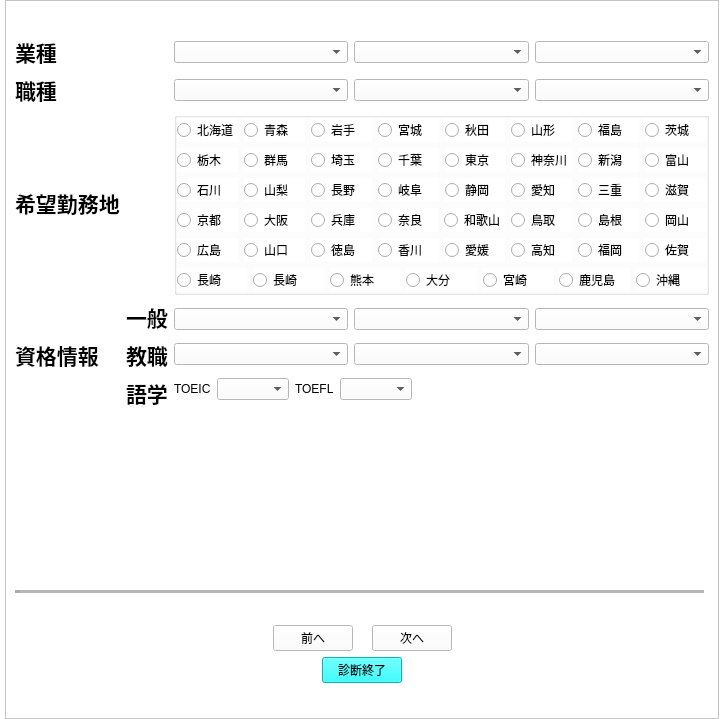
Old version of the form design/enaviEntry.ui in the repository kokimame/e-navi.
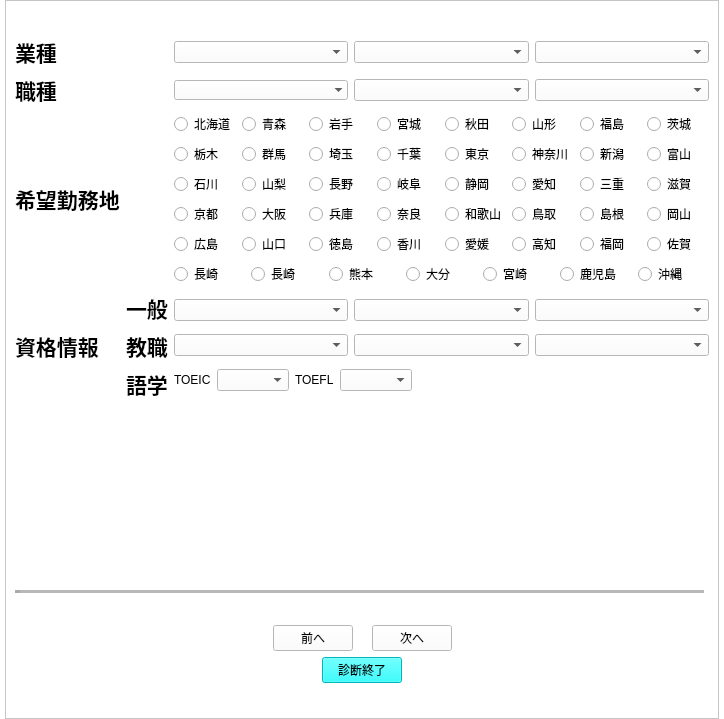
New version of the form. Icons and pictures are not drawn.

What changed in the file:
```diff
--- a/design/enaviEntry.ui
+++ b/design/enaviEntry.ui
@@ -45,8 +45,8 @@
        <rect>
         <x>0</x>
         <y>0</y>
-        <width>712</width>
-        <height>717</height>
+        <width>722</width>
+        <height>701</height>
        </rect>
       </property>
       <layout class="QVBoxLayout" name="verticalLayout">
@@ -263,6 +263,9 @@
              <property name="styleSheet">
               <string notr="true">QComboBox::item { background-color: rgb(200, 200, 200); }</string>
              </property>
+             <property name="frame">
+              <bool>false</bool>
+             </property>
             </widget>
            </item>
            <item>
@@ -282,33 +285,20 @@
           </layout>
          </item>
          <item row="2" column="2">
-          <widget class="QGroupBox" name="groupBox">
-           <property name="styleSheet">
-            <string notr="true">background-color: rgb(255,255,255)</string>
-           </property>
-           <property name="title">
-            <string/>
-           </property>
-           <layout class="QVBoxLayout" name="verticalLayout_3">
-            <property name="leftMargin">
-             <number>0</number>
-            </property>
-            <property name="topMargin">
-             <number>0</number>
-            </property>
-            <property name="rightMargin">
-             <number>0</number>
-            </property>
-            <property name="bottomMargin">
-             <number>0</number>
-            </property>
+          <layout class="QVBoxLayout" name="verticalLayout_5">
             <item>
-             <layout class="QHBoxLayout" name="horizontalLayout_5">
+            <layout class="QHBoxLayout" name="horizontalLayout_23">
               <item>
                <widget class="QRadioButton" name="radioButton">
                 <property name="text">
                  <string>北海道</string>
                 </property>
+               <property name="checked">
+                <bool>false</bool>
+               </property>
+               <property name="autoExclusive">
+                <bool>false</bool>
+               </property>
                </widget>
               </item>
               <item>
@@ -363,7 +353,7 @@
              </layout>
             </item>
             <item>
-             <layout class="QHBoxLayout" name="horizontalLayout_6">
+            <layout class="QHBoxLayout" name="horizontalLayout_26">
               <item>
                <widget class="QRadioButton" name="radioButton_21">
                 <property name="text">
@@ -423,7 +413,7 @@
              </layout>
             </item>
             <item>
-             <layout class="QHBoxLayout" name="horizontalLayout_9">
+            <layout class="QHBoxLayout" name="horizontalLayout_25">
               <item>
                <widget class="QRadioButton" name="radioButton_17">
                 <property name="text">
@@ -483,7 +473,7 @@
              </layout>
             </item>
             <item>
-             <layout class="QHBoxLayout" name="horizontalLayout_10">
+            <layout class="QHBoxLayout" name="horizontalLayout_28">
               <item>
                <widget class="QRadioButton" name="radioButton_45">
                 <property name="text">
@@ -543,7 +533,7 @@
              </layout>
             </item>
             <item>
-             <layout class="QHBoxLayout" name="horizontalLayout_15">
+            <layout class="QHBoxLayout" name="horizontalLayout_27">
               <item>
                <widget class="QRadioButton" name="radioButton_53">
                 <property name="text">
@@ -603,7 +593,7 @@
              </layout>
             </item>
             <item>
-             <layout class="QHBoxLayout" name="horizontalLayout_19">
+            <layout class="QHBoxLayout" name="horizontalLayout_24">
               <item>
                <widget class="QRadioButton" name="radioButton_69">
                 <property name="text">
@@ -656,7 +646,6 @@
              </layout>
             </item>
            </layout>
-          </widget>
          </item>
         </layout>
        </item>
```
Left out of the diff: 282 changed lines with no effect on the pictures. Lines whose indentation alone changed are shown as unchanged.
